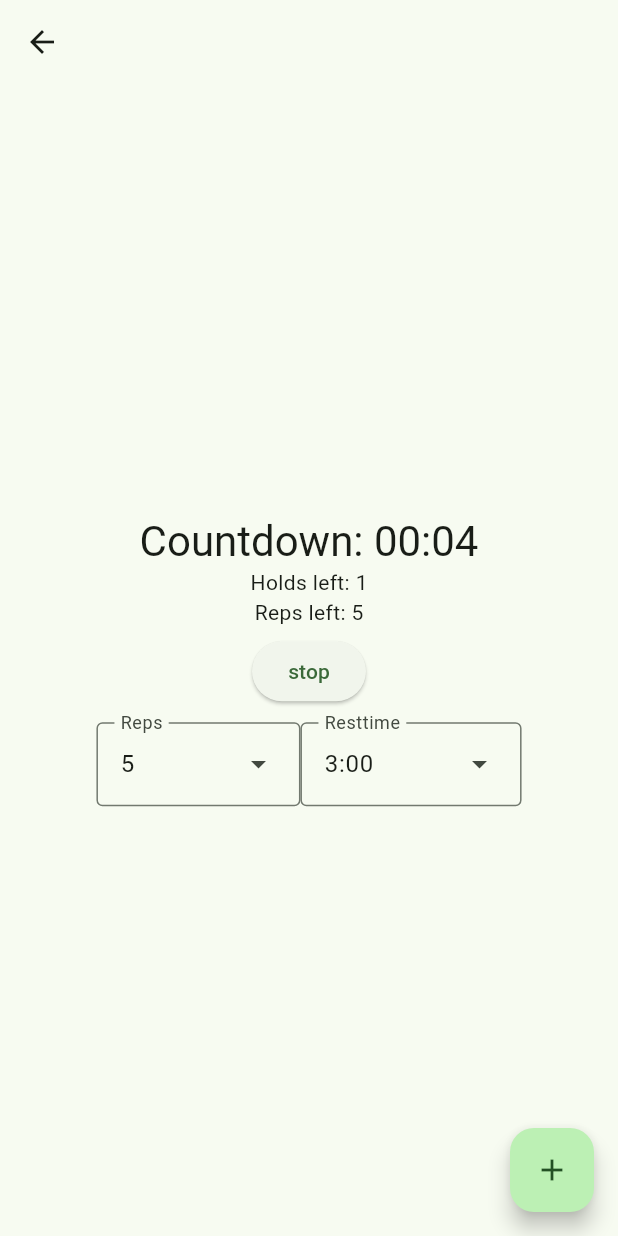
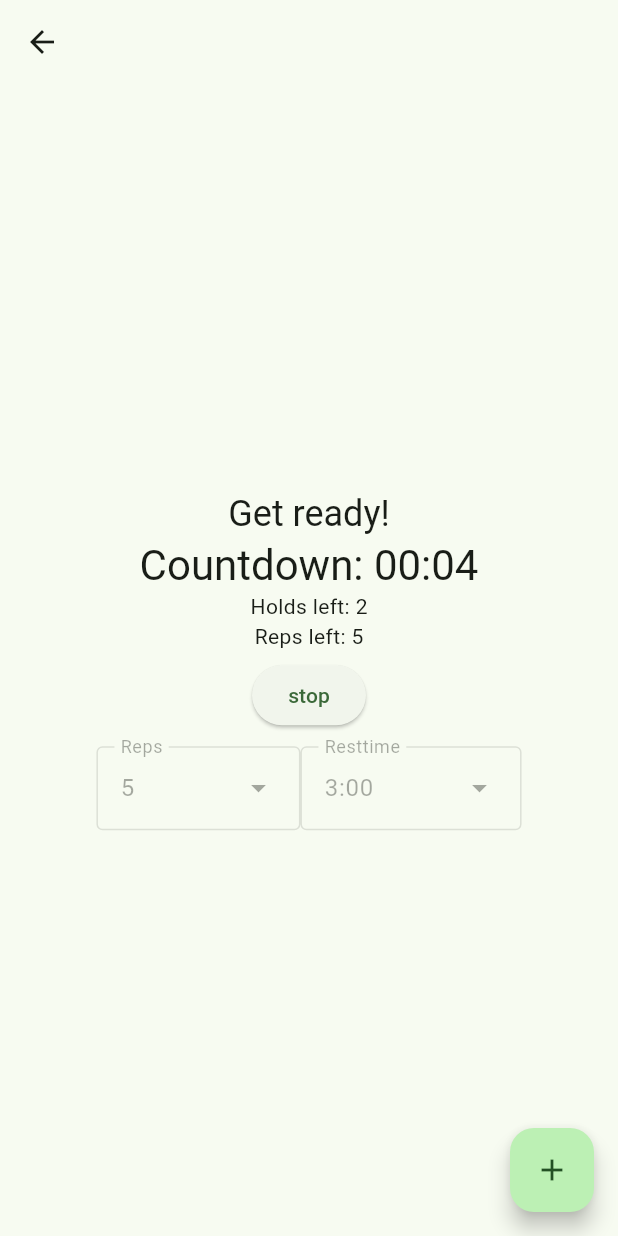
Before and after one commit to mattias-j-jonsson/spt_flutter, a Flutter app: the PowerSPTPage screen opened directly, after a tap on "start", on a phone screen of 412 x 824 dp. Run offline on Flutter 3.47's test engine with Material 2 defaults, Android fonts, the phone set to English and light mode, and no system bars.

Commit message:
small tweaks and bug fixes

```diff
--- a/lib/hold_spt.dart
+++ b/lib/hold_spt.dart
@@ -21,8 +21,8 @@ class HoldSPTPage extends StatefulWidget {
 }
 
 class _HoldSPTPageState extends State<HoldSPTPage> {
-  // two static variables that keep choices of Holds and Reps between
-  // tab switches. Is updated in dispose().
+  // static varibled to rember menu choices
+  // is updated in dispose()
   static int sHoldStateData = 10;
   static int sRepsStateData = 2;
 
--- a/lib/power_spt.dart
+++ b/lib/power_spt.dart
@@ -11,28 +11,38 @@ class PowerSPTPage extends StatefulWidget {
 }
 
 class _PowerSPTPageState extends State<PowerSPTPage> {
+  // static varibled to rember menu choices
+  // is updated in dispose()
+  static int sRepsStateData = 5;
+  static Duration sRestTimeStateData = const Duration(minutes: 3);
+
 
   bool timerStatus = false;
   String tooltipMessage = 'start';
   Timer? timer;
   int countDown = 5;
 
-  int reps = 5;
+  int reps = sRepsStateData;
   late int repsLeft = reps;
-  int holdsPerRep = 1;
+  int holdsPerRep = 2;
   late int holdsLeft = holdsPerRep;
   int holdTime = 4;
   int downTime = 2;
-  Duration restTime = const Duration(minutes: 3);
+  Duration restTime = sRestTimeStateData;
+  String currentInstruction = 'POWER SPT';
 
   _timerButton() {
     if(!timerStatus) {
       timerStatus = true;
-      tooltipMessage = 'stop';
+      setState(() {
+        tooltipMessage = 'stop';
+      });
       _startSPT();
     } else {
       timerStatus = false;
-      tooltipMessage = 'start';
+      setState(() {
+        tooltipMessage = 'start';
+      });
       _stopTimer();
     }
   }
@@ -42,6 +52,7 @@ class _PowerSPTPageState extends State<PowerSPTPage> {
       countDown = 5;
       repsLeft = reps;
       holdsLeft = holdsPerRep;
+      currentInstruction = 'Get ready!';
     });
     timer = Timer.periodic(const Duration(seconds: 1), (timer) {
       if(countDown > 0) {
@@ -64,6 +75,7 @@ class _PowerSPTPageState extends State<PowerSPTPage> {
   void _holdTimer(){
     setState(() {
       countDown = holdTime;
+      currentInstruction = 'Hold';
     });
     timer = Timer.periodic(const Duration(seconds: 1), (timer) {
       if(countDown > 0) {
@@ -80,6 +92,7 @@ class _PowerSPTPageState extends State<PowerSPTPage> {
   void _downTimer() {
     setState(() {
       countDown = downTime;
+      currentInstruction = 'Down';
     });
     timer = Timer.periodic(const Duration(seconds: 1), (timer) {
       if(countDown > 0) {
@@ -88,10 +101,10 @@ class _PowerSPTPageState extends State<PowerSPTPage> {
         });
       } else {
         _stopTimer();
+        setState(() {
+          holdsLeft--;
+        });
         if(holdsLeft > 0) {
-          setState(() {
-            holdsLeft--;
-          });
           _holdTimer();
         } else {
           _restTimer();
@@ -103,6 +116,9 @@ class _PowerSPTPageState extends State<PowerSPTPage> {
   void _restTimer() {
     setState(() {
       countDown = restTime.inSeconds;
+      currentInstruction = 'Rest!';
+      holdsLeft = holdsPerRep;
+      repsLeft--;
     });
     timer = Timer.periodic(const Duration(seconds: 1), (timer) {
       if(countDown > 0) {
@@ -112,9 +128,6 @@ class _PowerSPTPageState extends State<PowerSPTPage> {
       } else {
         _stopTimer();
         if(repsLeft > 0) {
-          setState(() {
-            repsLeft--;
-          });
           _holdTimer();
         } else {
           // do nothing?
@@ -126,7 +139,7 @@ class _PowerSPTPageState extends State<PowerSPTPage> {
   final listValuesReps = List<int>.generate(20, (i) => i+1, growable: false);
   late final menuEntriesReps = listValuesReps.map((e) => DropdownMenuEntry(value: e, label: e.toString())).toList();
 
-  final listvaluesRestTime = List<Duration>.generate(7, (i) => Duration(seconds: 120+30*i));
+  final listvaluesRestTime = List<Duration>.generate(7, (i) => Duration(seconds: 0+30*i));
   late final menuEntriesRestTime = listvaluesRestTime.map((e) => DropdownMenuEntry(value: e, label: '${e.inMinutes}:${e.inSeconds%60 == 0 ? '00' : '30'}')).toList();
 
 
@@ -141,8 +154,11 @@ class _PowerSPTPageState extends State<PowerSPTPage> {
         child: Column(
           mainAxisAlignment: MainAxisAlignment.center,
           children: <Widget>[
+            Text(currentInstruction,
+              style: Theme.of(context).textTheme.headlineSmall,
+            ),
             Text(
-              'Countdown: ' + Duration(seconds: countDown).toString().substring(2, 7),
+              'Countdown: ${Duration(seconds: countDown).toString().substring(2, 7)}',
               style: Theme.of(context).textTheme.headlineMedium,
             ),
             Text(
@@ -168,6 +184,7 @@ class _PowerSPTPageState extends State<PowerSPTPage> {
                       label: const Text('Reps'),
                       dropdownMenuEntries: menuEntriesReps,
                       initialSelection: reps,
+                      enabled: !timerStatus,
                       onSelected: (int? selectedReps) {
                         if(selectedReps != null) {
                           setState(() {
@@ -182,6 +199,7 @@ class _PowerSPTPageState extends State<PowerSPTPage> {
                       label: const Text('Resttime'),
                       dropdownMenuEntries: menuEntriesRestTime,
                       initialSelection: restTime,
+                      enabled: !timerStatus,
                       onSelected: (Duration? selectedRestTime) {
                         if(selectedRestTime != null) {
                           setState(() {
@@ -209,5 +227,7 @@ class _PowerSPTPageState extends State<PowerSPTPage> {
   void dispose() {
     super.dispose();
     timer?.cancel();
+    sRepsStateData = reps;
+    sRestTimeStateData = restTime;
   }
 }
```
